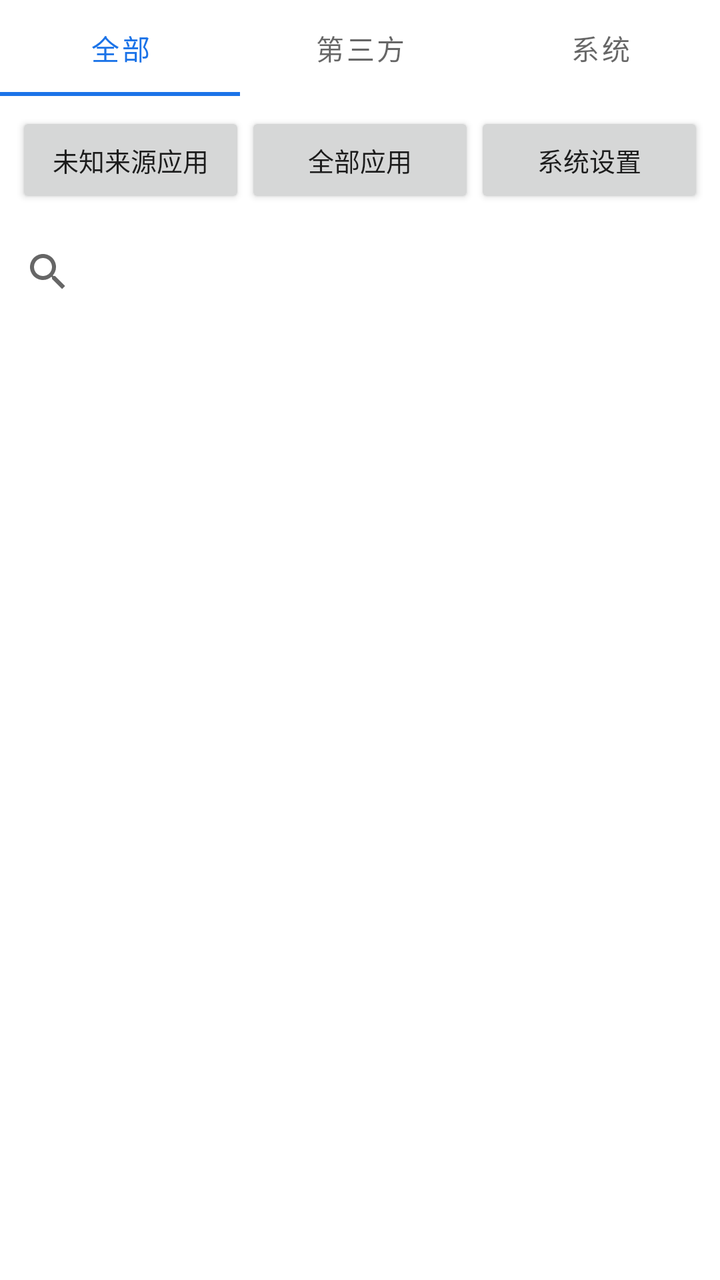
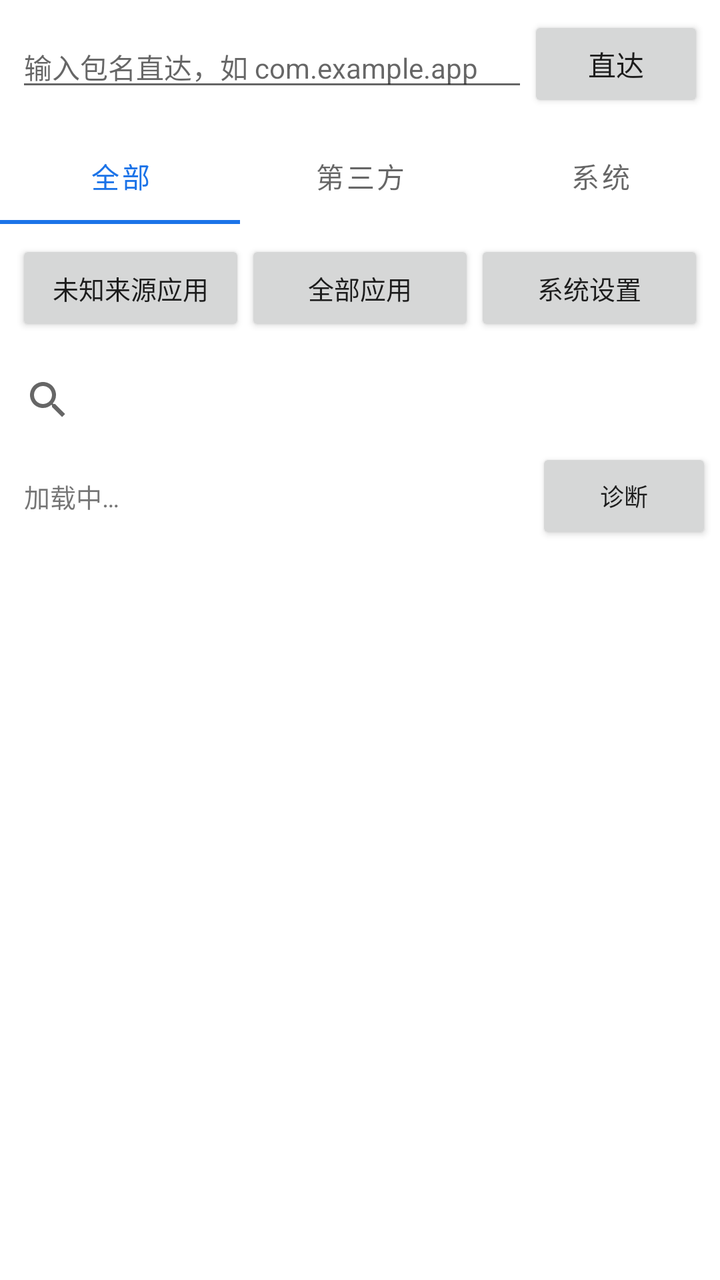

Compare the two renders of this Android layout. The source of the first and the diff that turns it into the second are given below.
<!-- AndroidManifest.xml: application theme Theme.AppManager -->
<!-- res/layout/activity_main.xml -->
<?xml version="1.0" encoding="utf-8"?>
<LinearLayout xmlns:android="http://schemas.android.com/apk/res/android"
    xmlns:app="http://schemas.android.com/apk/res-auto"
    android:layout_width="match_parent"
    android:layout_height="match_parent"
    android:orientation="vertical">

    <com.google.android.material.tabs.TabLayout
        android:id="@+id/tabs"
        android:layout_width="match_parent"
        android:layout_height="wrap_content"
        app:tabMode="fixed">

        <com.google.android.material.tabs.TabItem
            android:layout_width="wrap_content"
            android:layout_height="wrap_content"
            android:text="全部" />

        <com.google.android.material.tabs.TabItem
            android:layout_width="wrap_content"
            android:layout_height="wrap_content"
            android:text="第三方" />

        <com.google.android.material.tabs.TabItem
            android:layout_width="wrap_content"
            android:layout_height="wrap_content"
            android:text="系统" />
    </com.google.android.material.tabs.TabLayout>

    <LinearLayout
        android:layout_width="match_parent"
        android:layout_height="wrap_content"
        android:orientation="horizontal"
        android:padding="8dp">

        <Button
            android:id="@+id/btn_unknown_sources"
            android:layout_width="0dp"
            android:layout_height="wrap_content"
            android:layout_weight="1"
            android:text="未知来源应用"
            android:textSize="13sp" />

        <Button
            android:id="@+id/btn_all_apps"
            android:layout_width="0dp"
            android:layout_height="wrap_content"
            android:layout_weight="1"
            android:text="全部应用"
            android:textSize="13sp" />

        <Button
            android:id="@+id/btn_system_settings"
            android:layout_width="0dp"
            android:layout_height="wrap_content"
            android:layout_weight="1"
            android:text="系统设置"
            android:textSize="13sp" />
    </LinearLayout>

    <androidx.appcompat.widget.SearchView
        android:id="@+id/search"
        android:layout_width="match_parent"
        android:layout_height="wrap_content"
        android:queryHint="搜索应用名 / 包名"
        android:iconifiedByDefault="false" />

    <ProgressBar
        android:id="@+id/loading"
        android:layout_width="wrap_content"
        android:layout_height="wrap_content"
        android:layout_gravity="center"
        android:layout_marginTop="32dp" />

    <androidx.recyclerview.widget.RecyclerView
        android:id="@+id/recycler"
        android:layout_width="match_parent"
        android:layout_height="0dp"
        android:layout_weight="1" />
</LinearLayout>
<!-- resources referenced by this layout -->
<resources>
  <style name="Theme.AppManager" parent="Theme.MaterialComponents.DayNight.NoActionBar">
          <item name="colorPrimary">#1B73E8</item>
          <item name="colorPrimaryVariant">#1558B0</item>
          <item name="colorOnPrimary">#FFFFFF</item>
          <item name="colorSecondary">#1B73E8</item>
      </style>
</resources>

<!-- the commit's change to res/layout/activity_main.xml (unified diff, before → after) -->
@@ -4,6 +4,30 @@
     android:layout_width="match_parent"
     android:layout_height="match_parent"
     android:orientation="vertical">
+
+    <LinearLayout
+        android:layout_width="match_parent"
+        android:layout_height="wrap_content"
+        android:orientation="horizontal"
+        android:padding="8dp"
+        android:gravity="center_vertical">
+
+        <EditText
+            android:id="@+id/pkg_input"
+            android:layout_width="0dp"
+            android:layout_height="wrap_content"
+            android:layout_weight="1"
+            android:hint="输入包名直达，如 com.example.app"
+            android:singleLine="true"
+            android:inputType="text"
+            android:textSize="14sp" />
+
+        <Button
+            android:id="@+id/btn_go_pkg"
+            android:layout_width="wrap_content"
+            android:layout_height="wrap_content"
+            android:text="直达" />
+    </LinearLayout>
 
     <com.google.android.material.tabs.TabLayout
         android:id="@+id/tabs"
@@ -65,6 +89,30 @@
         android:queryHint="搜索应用名 / 包名"
         android:iconifiedByDefault="false" />
 
+    <LinearLayout
+        android:layout_width="match_parent"
+        android:layout_height="wrap_content"
+        android:orientation="horizontal"
+        android:gravity="center_vertical"
+        android:paddingStart="12dp"
+        android:paddingEnd="4dp">
+
+        <TextView
+            android:id="@+id/count"
+            android:layout_width="0dp"
+            android:layout_height="wrap_content"
+            android:layout_weight="1"
+            android:text="加载中…"
+            android:textSize="13sp" />
+
+        <Button
+            android:id="@+id/btn_diag"
+            android:layout_width="wrap_content"
+            android:layout_height="wrap_content"
+            android:text="诊断"
+            android:textSize="12sp" />
+    </LinearLayout>
+
     <ProgressBar
         android:id="@+id/loading"
         android:layout_width="wrap_content"
